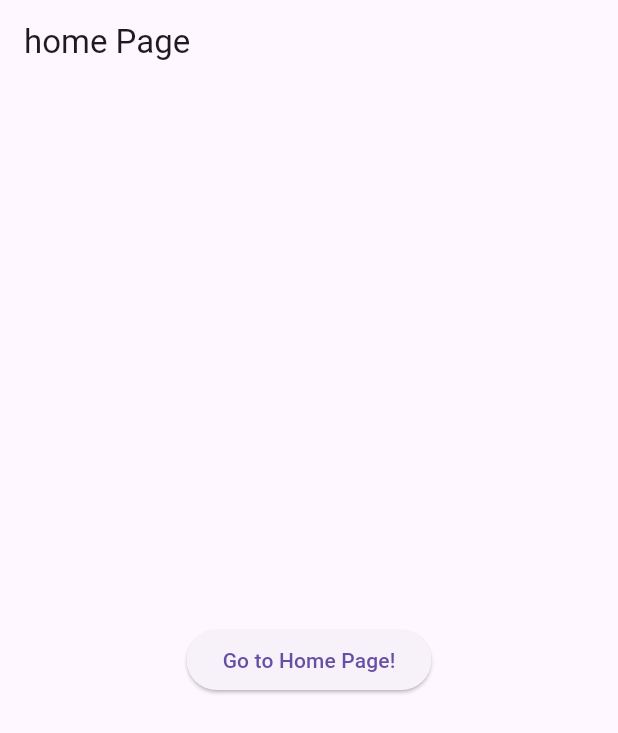
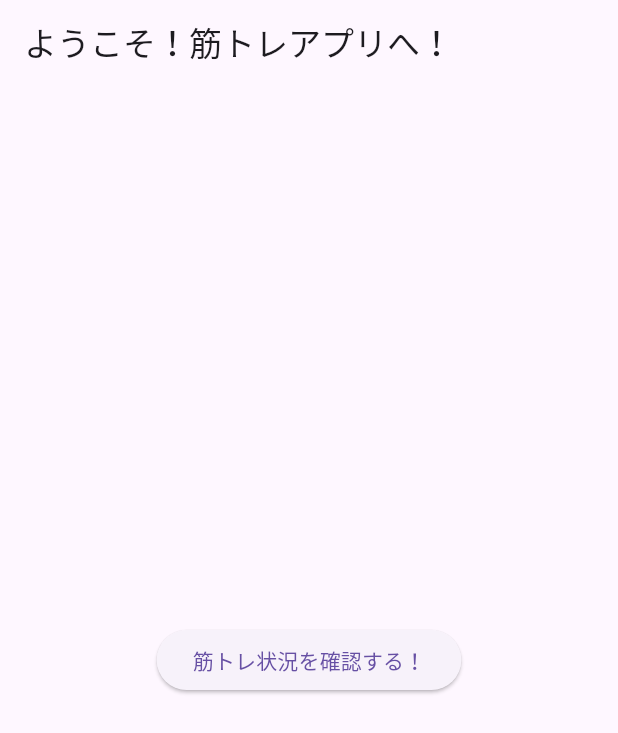
Before and after one commit to yudaitakeda/per, a Flutter app: the screen it shows after launch, on a phone screen of 412 x 824 dp. Shown: the top 733 px of the screen. Run offline on Flutter 3.47's test engine with Material 3 defaults, Android fonts, the phone set to English and light mode, and no system bars; our stand-ins replace table_calendar.

Commit message:
refactor:titleの変更

```diff
--- a/lib/main.dart
+++ b/lib/main.dart
@@ -26,18 +26,18 @@ class WidgetExample extends StatelessWidget {
     return Scaffold(
       //この中に表示したいウィジェットを記述する
       appBar: AppBar(
-        title: Text('home Page'),
+        title: Text('ようこそ！筋トレアプリへ！'),
       ),
       body: Center(
         child: ElevatedButton(
           onPressed: () {
-            // home.dartファイル内のHomePageウィジェットを表示
+            // working.dartファイル内のHomePageウィジェットを表示
             Navigator.push(
               context,
               MaterialPageRoute(builder: (context) => HomePage()),
             );
           },
-          child: Text('Go to Home Page!'),
+          child: Text('筋トレ状況を確認する！'),
         ),
       ),
     );
--- a/lib/working_log.dart
+++ b/lib/working_log.dart
@@ -17,7 +17,7 @@ class _HomePageState extends State<HomePage> {
   Widget build(BuildContext context) {
     return Scaffold(
       appBar: AppBar(
-        title: Text('Workout Log'), // アプリバーのタイトルを設定
+        title: Text('筋トレ記録カレンダー'), // アプリバーのタイトルを設定
       ),
       body: Column(
         children: [
```
